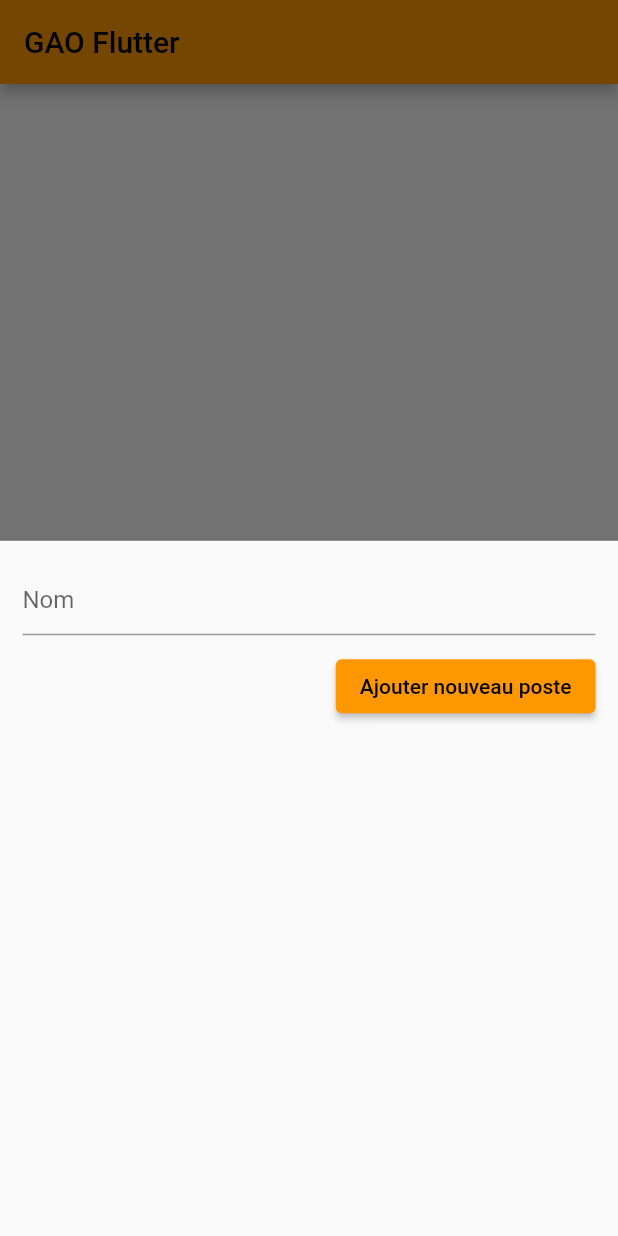
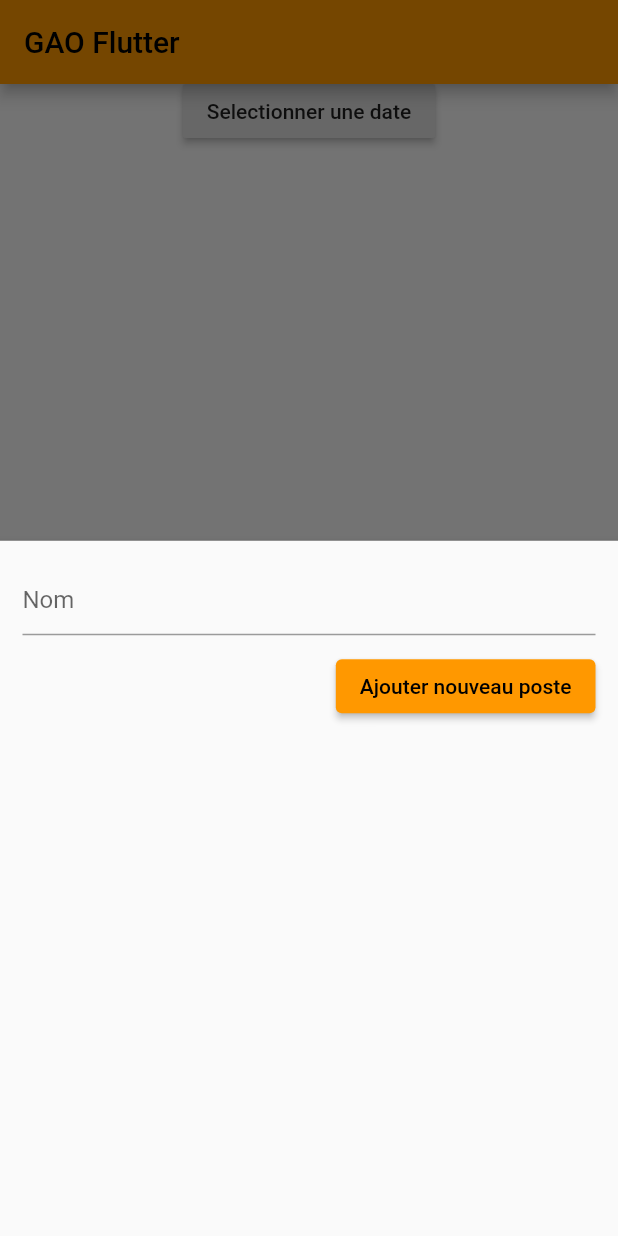
Before and after one commit to Lisa9740/gao_flutter, a Flutter app: the screen it shows after launch, scrolled down 56 dp, after a tap on the "add" icon, on a phone screen of 412 x 824 dp. Run offline on Flutter 3.47's test engine with Material 2 defaults, Android fonts, the phone set to English and light mode, and no system bars; our stand-ins replace sqflite; accounts and stored records are empty.

Commit message:
Added datepicker

```diff
--- a/lib/database/sql_helper.dart
+++ b/lib/database/sql_helper.dart
@@ -37,12 +37,14 @@ class SQLHelper {
       """);
   }
 
+
   static Future<sql.Database> db() async {
     return sql.openDatabase(
       'gao.db',
       version: 1,
       onCreate: (sql.Database database, int version) async {
         await createTables(database);
+        await database.insert('customer', { 'firstname': 'LOLO', 'lastname': 'Lidzad'}, conflictAlgorithm: sql.ConflictAlgorithm.replace);
       },
     );
   }
--- a/lib/main.dart
+++ b/lib/main.dart
@@ -1,7 +1,8 @@
 // main.dart
 import 'package:flutter/material.dart';
+import 'package:flutter_localizations/flutter_localizations.dart';
 import 'package:gao_flutter/controllers/computers.controller.dart';
-import 'package:expansion_tile_card/expansion_tile_card.dart';
+
 
 import 'components/computer.dart';
 
@@ -17,6 +18,13 @@ class MyApp extends StatelessWidget {
   Widget build(BuildContext context) {
     return MaterialApp(
       // Remove the debug banner
+        localizationsDelegates: const [
+          GlobalMaterialLocalizations.delegate
+        ],
+        supportedLocales: const [
+          Locale('en'),
+          Locale('fr')
+        ],
         debugShowCheckedModeBanner: false,
         title: 'Kindacode.com',
         theme: ThemeData(
@@ -53,16 +61,16 @@ class _HomePageState extends State<HomePage> {
   }
 
   final TextEditingController _nameController = TextEditingController();
-
+  DateTime currentDate = DateTime.now();
   // This function will be triggered when the floating button is pressed
   // It will also be triggered when you want to update an item
   void _showForm(int? id) async {
     if (id != null) {
       // id == null -> create new item
       // id != null -> update an existing item
-      final existingJournal =
+      final existingComputer =
       _computers.firstWhere((element) => element['id'] == id);
-      _nameController.text = existingJournal['name'];
+      _nameController.text = existingComputer['name'];
     }
 
     showModalBottomSheet(
@@ -123,6 +131,19 @@ class _HomePageState extends State<HomePage> {
     _refreshJournals();
   }
 
+  Future<void> _selectDate(BuildContext context) async {
+    final DateTime? pickedDate = await showDatePicker(
+        context: context,
+        locale : const Locale("fr","FR"),
+        initialDate: currentDate,
+        firstDate: DateTime(2015),
+        lastDate: DateTime(2050));
+    if (pickedDate != null && pickedDate != currentDate) {
+      setState(() {
+        currentDate = pickedDate;
+      });
+    }
+  }
   // Delete an item
   void _deleteItem(int id) async {
     await Computers.deleteComputer(id);
@@ -138,20 +159,33 @@ class _HomePageState extends State<HomePage> {
       body: NestedScrollView(
           headerSliverBuilder: (BuildContext context, bool innerBoxIsScrolled) {
             return <Widget>[
-              SliverAppBar(
+              const SliverAppBar(
                 pinned: true,
-                title: new Text('GAO Flutter'),
+                title: Text('GAO Flutter'),
               ),
             ];
           },
-          body:    _isLoading
+          body: _isLoading
               ? const Center(
             child: CircularProgressIndicator(),
           ) :
           Column(
             children: [
+            const SizedBox(
+              height: 20,
+            ),
               Container(
-                  height: 600.0,
+                height: 30.0,
+                child: Text(currentDate.toString()),
+              ),
+              Container(
+                child: RaisedButton(
+                  onPressed: () => _selectDate(context),
+                  child: Text('Selectionner une date'),
+                ),
+              ),
+              Container(
+                  height: 500.0,
                   child: ListView.builder(
                     itemCount: _computers.length,
                     itemBuilder: (context, index) =>
@@ -184,9 +218,9 @@ class _HomePageState extends State<HomePage> {
                       )
                   )
               )
-                ]
-                )
-              ),
+            ]
+          )
+      ),
 
       floatingActionButton: FloatingActionButton(
         child: const Icon(Icons.add),
--- a/pubspec.yaml
+++ b/pubspec.yaml
@@ -30,6 +30,8 @@ dependencies:
   flutter:
     sdk: flutter
 
+  flutter_localizations:
+    sdk: flutter
 
   # The following adds the Cupertino Icons font to your application.
   # Use with the CupertinoIcons class for iOS style icons.
```
Also changed, not shown: lib/components/computer.dart (+62 -3 lines), lib/controllers/attribution.controller.dart (added, +39 -0 lines), lib/database/local.dart (added, +7 -0 lines), lib/controllers/customer.controller.dart (added), pubspec.lock.
